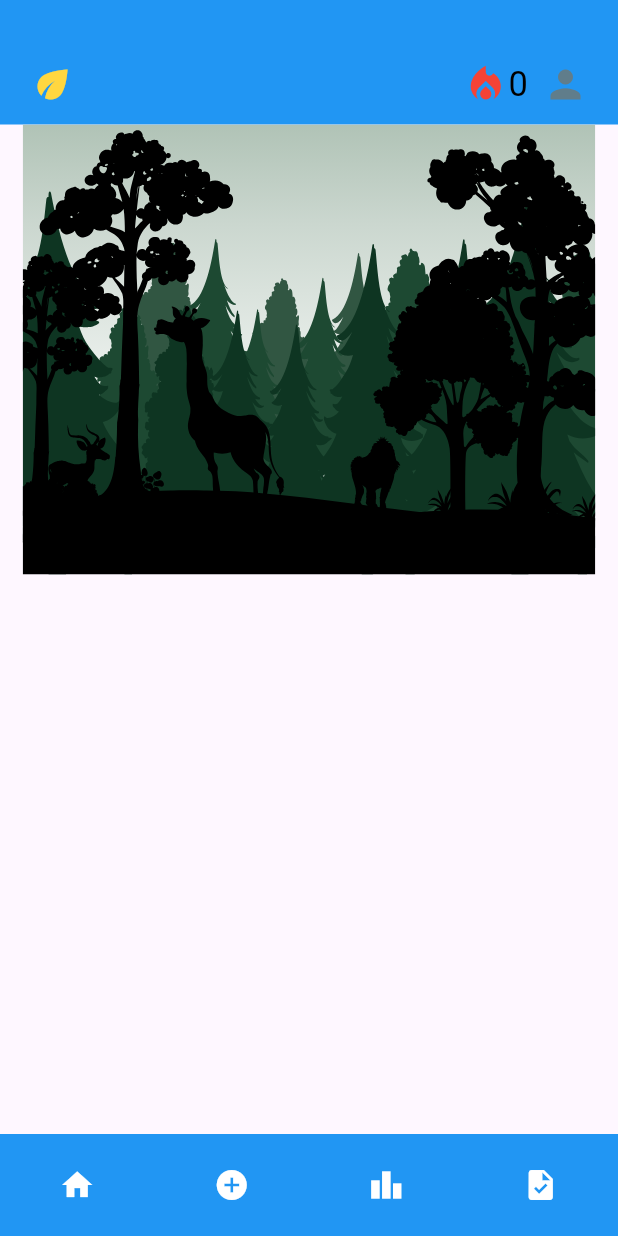
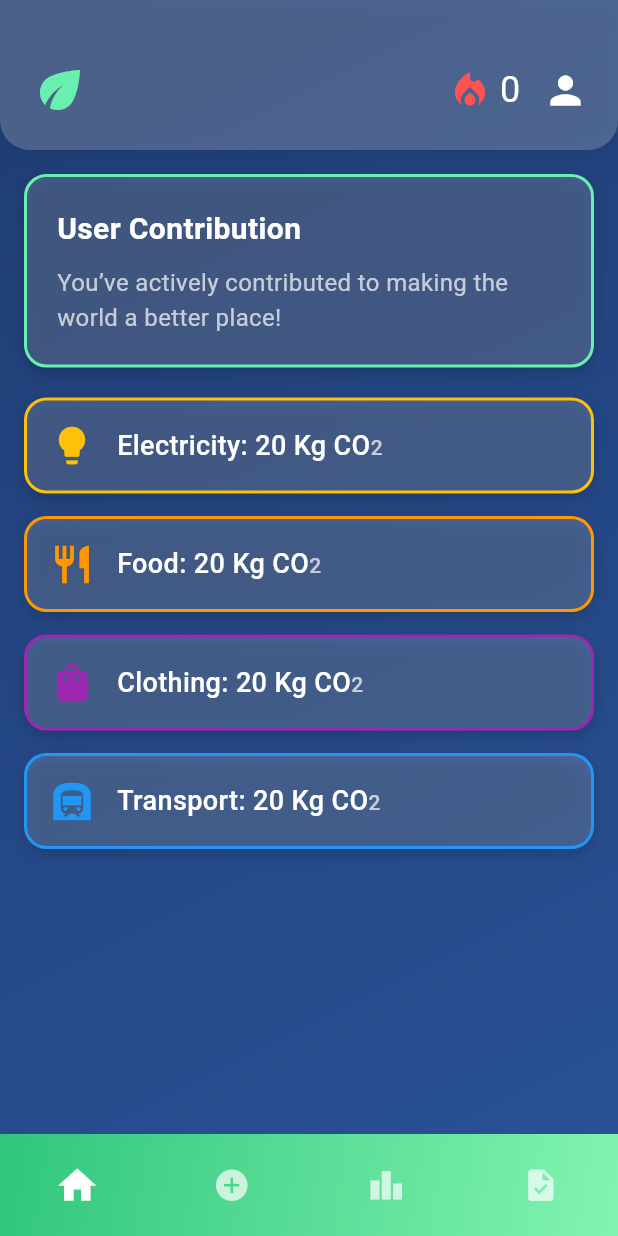
Before and after one commit to dharmendrac443/Eco-Pulse, a Flutter app: the HomePage screen opened directly, on a phone screen of 412 x 824 dp. Run offline on Flutter 3.47's test engine with Material 3 defaults, Android fonts, the light colour scheme and no system bars.

Commit message:
Home Page implementation

```diff
--- a/eco_pulse/lib/home_page/home_page.dart
+++ b/eco_pulse/lib/home_page/home_page.dart
@@ -1,5 +1,4 @@
 import 'package:flutter/material.dart';
-import 'package:flutter_svg/flutter_svg.dart';
 
 class HomePage extends StatefulWidget {
   const HomePage({super.key});
@@ -16,43 +15,211 @@ class _HomePageState extends State<HomePage> {
     });
   }
 
+  // Define content for each tab
+  Widget _getBodyContent() {
+    switch (_currentIndex) {
+      case 0: // Home
+        return _buildHomeContent();
+      case 1: // Contribute
+        return _buildContributeContent();
+      case 2: // Leaderboard
+        return _buildLeaderboardContent();
+      case 3: // Challenges
+        return _buildChallengesContent();
+      default:
+        return _buildHomeContent();
+    }
+  }
+
+  // Home Page Content
+  Widget _buildHomeContent() {
+    return SingleChildScrollView(
+      padding: const EdgeInsets.all(16.0),
+      child: Column(
+        crossAxisAlignment: CrossAxisAlignment.start,
+        children: [
+          _buildInfoCard(
+            title: 'User Contribution',
+            content: 'You’ve actively contributed to making the world a better place!',
+            color: Colors.white.withAlpha(40),
+            borderColor: Colors.greenAccent,
+          ),
+          const SizedBox(height: 20),
+          _buildContributionCard('Electricity', Icons.lightbulb, Colors.amber),
+          const SizedBox(height: 15),
+          _buildContributionCard('Food', Icons.restaurant, Colors.orange),
+          const SizedBox(height: 15),
+          _buildContributionCard('Clothing', Icons.shopping_bag, Colors.purple),
+          const SizedBox(height: 15),
+          _buildContributionCard('Transport', Icons.subway, Colors.blue),
+        ],
+      ),
+    );
+  }
+
+  // Other sections like Contribute, Leaderboard, and Challenges can be customized similarly
+  Widget _buildContributeContent() {
+    return Center(
+      child: Text('Contribute Section'),
+    );
+  }
+
+  Widget _buildLeaderboardContent() {
+    return Center(
+      child: Text('Leaderboard Section'),
+    );
+  }
+
+  Widget _buildChallengesContent() {
+    return Center(
+      child: Text('Challenges Section'),
+    );
+  }
+
+  // Info Card
+  Widget _buildInfoCard({required String title, required String content, required Color color, required Color borderColor}) {
+    return Container(
+      width: double.infinity,
+      padding: const EdgeInsets.all(20),
+      decoration: BoxDecoration(
+        color: color,
+        borderRadius: BorderRadius.circular(15),
+        border: Border.all(color: borderColor, width: 2),
+        boxShadow: [
+          BoxShadow(
+            color: Colors.black.withAlpha(40),
+            blurRadius: 8,
+            offset: Offset(0, 4),
+          ),
+        ],
+      ),
+      child: Column(
+        crossAxisAlignment: CrossAxisAlignment.start,
+        children: [
+          Text(
+            title,
+            style: TextStyle(fontSize: 20, fontWeight: FontWeight.bold, color: Colors.white),
+          ),
+          const SizedBox(height: 10),
+          Text(
+            content,
+            style: TextStyle(fontSize: 16, color: Colors.white70),
+          ),
+        ],
+      ),
+    );
+  }
+
+  // Contribution Card
+  Widget _buildContributionCard(String title, IconData icon, Color iconColor) {
+    return Container(
+      padding: const EdgeInsets.all(15),
+      decoration: BoxDecoration(
+        color: Colors.white.withAlpha(40),
+        borderRadius: BorderRadius.circular(15),
+        border: Border.all(color: iconColor, width: 2),
+        boxShadow: [
+          BoxShadow(
+            color: Colors.black.withAlpha(40),
+            blurRadius: 8,
+            offset: Offset(0, 4),
+          ),
+        ],
+      ),
+      child: Row(
+        children: [
+          Icon(icon, size: 30, color: iconColor),
+          const SizedBox(width: 15),
+          Expanded(
+            child: Text.rich(
+              TextSpan(
+                text: '$title: 20 Kg CO',
+                style: TextStyle(fontSize: 18, fontWeight: FontWeight.w500, color: Colors.white),
+                children: [
+                  TextSpan(
+                    text: '2',
+                    style: TextStyle(
+                      fontSize: 14,
+                      fontFeatures: [FontFeature.subscripts()],
+                      color: Colors.white70,
+                    ),
+                  ),
+                ],
+              ),
+            ),
+          ),
+        ],
+      ),
+    );
+  }
+
+  // Bottom Navigation Icon
+  Widget _buildNavIcon(IconData icon, int index) {
+    return IconButton(
+      icon: Icon(
+        icon,
+        color: _currentIndex == index ? Colors.white : Colors.white70,
+        size: _currentIndex == index ? 30 : 25,
+      ),
+      onPressed: () => _onItemTapped(index),
+    );
+  }
+
   @override
   Widget build(BuildContext context) {
     return Scaffold(
       body: Container(
+        // Full-screen gradient background
+        decoration: BoxDecoration(
+          gradient: LinearGradient(
+            colors: [Color(0xff1e3c72), Color(0xff2a5298)],
+            begin: Alignment.topLeft,
+            end: Alignment.bottomRight,
+          ),
+        ),
         child: Column(
           children: [
-            // Header
+            // Header Section
             Container(
-              color: Colors.blue,
-              padding: EdgeInsets.only(top: 40, left: 20, right: 20, bottom: 10),
+              decoration: BoxDecoration(
+                color: Colors.white.withAlpha(51),
+                borderRadius: BorderRadius.vertical(
+                  bottom: Radius.circular(20),
+                ),
+                boxShadow: [
+                  BoxShadow(
+                    color: Colors.black.withAlpha(20),
+                    blurRadius: 8,
+                    offset: Offset(0, 2),
+                  ),
+                ],
+              ),
+              padding: const EdgeInsets.only(top: 40, left: 20, right: 20, bottom: 20),
               child: Row(
                 mainAxisAlignment: MainAxisAlignment.spaceBetween,
                 children: [
                   Icon(
                     Icons.eco,
-                    size: 30,
-                    color: Colors.amberAccent,
+                    size: 40,
+                    color: Colors.greenAccent,
                   ),
                   Row(
                     children: [
                       Icon(
                         Icons.local_fire_department,
                         size: 30,
-                        color: Colors.red,
+                        color: Colors.redAccent,
                       ),
+                      const SizedBox(width: 5),
                       Text(
                         '0',
-                        style: TextStyle(
-                          fontSize: 23,
-                          color: Colors.black,
-                        ),
+                        style: TextStyle(fontSize: 24, color: Colors.white),
                       ),
-                      SizedBox(width: 10),
+                      const SizedBox(width: 15),
                       Icon(
                         Icons.person,
                         size: 30,
-                        color: Colors.blueGrey,
+                        color: Colors.white,
                       ),
                     ],
                   ),
@@ -60,47 +227,28 @@ class _HomePageState extends State<HomePage> {
               ),
             ),
 
-            // Body - Scrollable content
+            // Content based on selected tab
             Expanded(
-              child: SingleChildScrollView(
-                child: SvgPicture.asset(
-                  'assets/images/1.svg', // Ensure path is correct
-                  width: double.infinity, // Check if size is appropriate
-                  height: 300,
+              child: _getBodyContent(),
+            ),
+
+            // Bottom Navigation Bar
+            Container(
+              decoration: BoxDecoration(
+                gradient: LinearGradient(
+                  colors: [Color(0xff30c67c), Color(0xff82f4b1)],
+                  begin: Alignment.topLeft,
+                  end: Alignment.bottomRight,
                 ),
               ),
-            ),
-
-            // Sticky Footer with 4 icons
-            Container(
-              color: Colors.blue,
-              padding: EdgeInsets.symmetric(vertical: 10),
+              padding: const EdgeInsets.symmetric(vertical: 10),
               child: Row(
                 mainAxisAlignment: MainAxisAlignment.spaceAround,
                 children: [
-                  // Home Icon
-                  IconButton(
-                    icon: Icon(Icons.home, color: Colors.white),
-                    onPressed: () => _onItemTapped(0),
-                  ),
-
-                  // Contribute Icon
-                  IconButton(
-                    icon: Icon(Icons.add_circle, color: Colors.white),
-                    onPressed: () => _onItemTapped(1),
-                  ),
-
-                  // Leaderboard Icon
-                  IconButton(
-                    icon: Icon(Icons.leaderboard, color: Colors.white),
-                    onPressed: () => _onItemTapped(2),
-                  ),
-
-                  // Challenges Icon
-                  IconButton(
-                    icon: Icon(Icons.task, color: Colors.white),
-                    onPressed: () => _onItemTapped(3),
-                  ),
+                  _buildNavIcon(Icons.home, 0),
+                  _buildNavIcon(Icons.add_circle, 1),
+                  _buildNavIcon(Icons.leaderboard, 2),
+                  _buildNavIcon(Icons.task, 3),
                 ],
               ),
             ),
```
